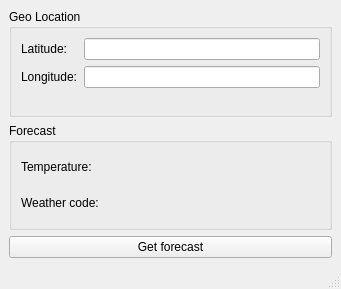
This is src/main_window.ui in cipfge/weather as Qt 5 draws it before an edit. The edited form follows.
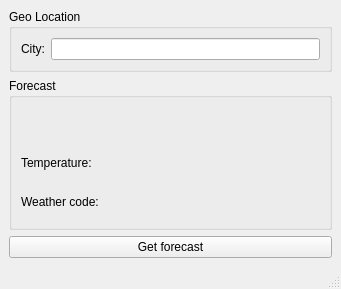
This is the edited form.

Diff of the .ui file:
```diff
--- a/src/main_window.ui
+++ b/src/main_window.ui
@@ -24,32 +24,31 @@
        <item row="0" column="0">
         <widget class="QLabel" name="lblLatitude">
          <property name="text">
-          <string>Latitude:</string>
+          <string>City:</string>
          </property>
         </widget>
        </item>
        <item row="0" column="1">
-        <widget class="QLineEdit" name="editLatitude"/>
-       </item>
-       <item row="1" column="0">
-        <widget class="QLabel" name="lblLongitude">
-         <property name="text">
-          <string>Longitude:</string>
-         </property>
-        </widget>
-       </item>
-       <item row="1" column="1">
-        <widget class="QLineEdit" name="editLongitude"/>
+        <widget class="QLineEdit" name="editCity"/>
        </item>
       </layout>
      </widget>
     </item>
     <item>
      <widget class="QGroupBox" name="boxForecast">
+      <property name="sizePolicy">
+       <sizepolicy hsizetype="Preferred" vsizetype="Expanding">
+        <horstretch>0</horstretch>
+        <verstretch>0</verstretch>
+       </sizepolicy>
+      </property>
       <property name="title">
        <string>Forecast</string>
       </property>
       <layout class="QVBoxLayout" name="verticalLayout_2">
+       <item>
+        <widget class="QLabel" name="lblCityName"/>
+       </item>
        <item>
         <widget class="QLabel" name="lblTemperature">
          <property name="text">
```
Left out of the diff: 2 changed lines with no effect on the pictures.
